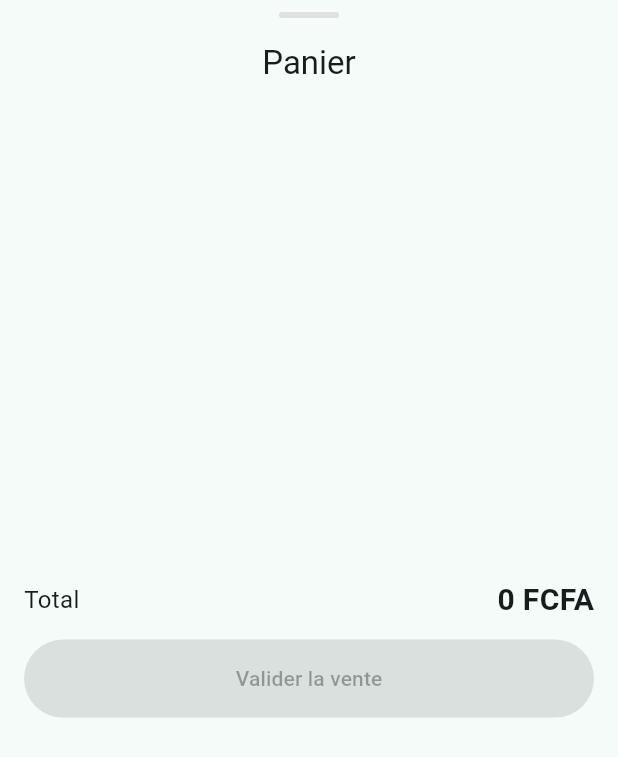
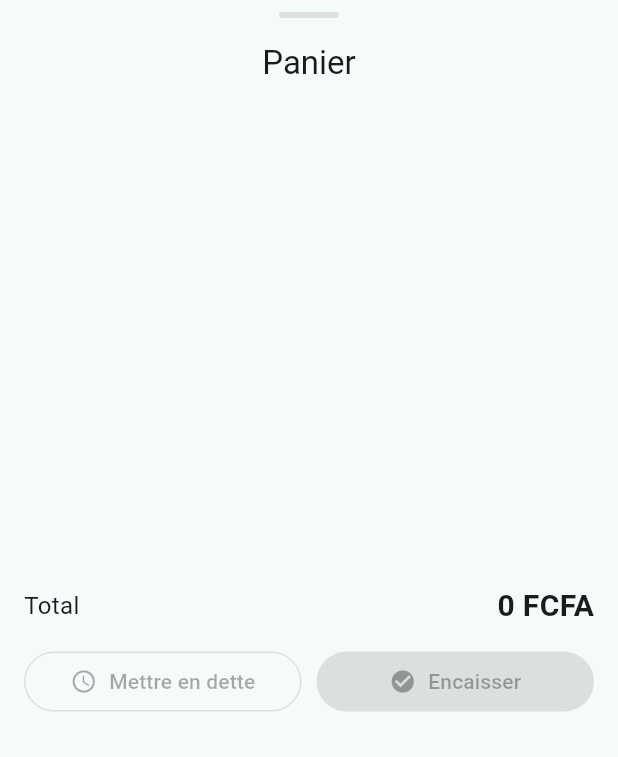
Before and after one commit to Monson-md/DjassaGo, a Flutter app: the PanierBottomSheet widget shown alone on an empty page, opened directly, on a phone screen of 412 x 824 dp. Shown: the top 757 px of the screen. Run offline on Flutter 3.47's test engine with Material 3 defaults, Android fonts, the phone set to English and light mode, and no system bars; our stand-ins replace country_picker, hive, hive_flutter, share_plus; missing offline and left inert: file_selector; accounts and stored records are empty.

Commit message:
feat : vente a credit reliee au carnet de dettes (Phase 3)
Panier : deux actions de validation, Encaisser et Mettre en dette
(selection d'un client existant ou saisie rapide). Transaction gagne
modePaiement (especes/credit/mobileMoney) et Dette gagne transactionId
pour les relier. Nouveau modele PaiementDette pour l'historique des
paiements partiels, utilise pour distinguer le CA du jour (reconnu a
la vente) des encaissements du jour (argent recu) sur le tableau de
bord de l'ecran Caisse.

Co-Authored-By: Claude Sonnet 5 <noreply@anthropic.com>

```diff
--- a/lib/config/hive_boxes.dart
+++ b/lib/config/hive_boxes.dart
@@ -7,6 +7,7 @@ class HiveBoxes {
   static const String dettes = 'dettes_box';
   static const String devises = 'devises_box';
   static const String parametres = 'parametres_box';
+  static const String paiementsDette = 'paiements_dette_box';
 }
 
 /// Clés utilisées dans la box [HiveBoxes.parametres].
--- a/lib/models/dette.dart
+++ b/lib/models/dette.dart
@@ -56,6 +56,12 @@ class Dette extends HiveObject {
   @HiveField(11, defaultValue: 0)
   int montantInitialMineur;
 
+  /// Id de la [Transaction] à l'origine de cette dette, si elle provient
+  /// d'une vente à crédit (bouton « Mettre en dette » du panier). `null`
+  /// pour une dette saisie manuellement depuis le carnet.
+  @HiveField(12)
+  String? transactionId;
+
   Dette({
     required this.id,
     required this.nomClient,
@@ -69,6 +75,7 @@ class Dette extends HiveObject {
     this.synchronise = false,
     int? montantDuMineur,
     int? montantInitialMineur,
+    this.transactionId,
   })  : montantInitial = montantInitial ?? montantDu,
         montantDuMineur = montantDuMineur ??
             versUnitesMineures(montantDu, decimalesPourCodeIso(devise)),
@@ -114,6 +121,7 @@ class Dette extends HiveObject {
         'synchronise': synchronise,
         'montantDuMineur': montantDuMineur,
         'montantInitialMineur': montantInitialMineur,
+        'transactionId': transactionId,
       };
 
   factory Dette.depuisJson(Map<String, dynamic> json) => Dette(
@@ -129,5 +137,6 @@ class Dette extends HiveObject {
         synchronise: json['synchronise'] as bool? ?? false,
         montantDuMineur: json['montantDuMineur'] as int?,
         montantInitialMineur: json['montantInitialMineur'] as int?,
+        transactionId: json['transactionId'] as String?,
       );
 }
--- /dev/null
+++ b/lib/models/mode_paiement.dart
@@ -0,0 +1,16 @@
+import 'package:hive/hive.dart';
+
+part 'mode_paiement.g.dart';
+
+/// Moyen par lequel une [Transaction] a été réglée. `credit` signifie que
+/// la vente est actée (voir CaisseService) mais qu'aucun argent n'a
+/// encore été encaissé : une Dette liée est créée dans ce cas.
+@HiveType(typeId: 6)
+enum ModePaiement {
+  @HiveField(0)
+  especes,
+  @HiveField(1)
+  credit,
+  @HiveField(2)
+  mobileMoney,
+}
--- /dev/null
+++ b/lib/models/paiement_dette.dart
@@ -0,0 +1,60 @@
+import 'package:hive/hive.dart';
+
+import '../utils/devises_disponibles.dart';
+import '../utils/money.dart';
+
+part 'paiement_dette.g.dart';
+
+/// Historique d'un paiement partiel ou total effectué contre une [Dette]
+/// (via DetteService.enregistrerPaiement). Contrairement à `Dette.montantDu`
+/// qui ne garde que le solde courant, chaque enregistrement ici trace un
+/// encaissement daté et immuable — nécessaire pour distinguer le chiffre
+/// d'affaires (reconnu à la vente) des encaissements réels du jour.
+@HiveType(typeId: 7)
+class PaiementDette extends HiveObject {
+  @HiveField(0)
+  String id;
+
+  @HiveField(1)
+  String detteId;
+
+  @HiveField(2)
+  double montant;
+
+  @HiveField(3)
+  DateTime date;
+
+  @HiveField(4)
+  String devise;
+
+  @HiveField(5, defaultValue: 0)
+  int montantMineur;
+
+  PaiementDette({
+    required this.id,
+    required this.detteId,
+    required this.montant,
+    required this.date,
+    required this.devise,
+    int? montantMineur,
+  }) : montantMineur = montantMineur ??
+            versUnitesMineures(montant, decimalesPourCodeIso(devise));
+
+  Map<String, dynamic> versJson() => {
+        'id': id,
+        'detteId': detteId,
+        'montant': montant,
+        'date': date.toIso8601String(),
+        'devise': devise,
+        'montantMineur': montantMineur,
+      };
+
+  factory PaiementDette.depuisJson(Map<String, dynamic> json) => PaiementDette(
+        id: json['id'] as String,
+        detteId: json['detteId'] as String,
+        montant: (json['montant'] as num).toDouble(),
+        date: DateTime.parse(json['date'] as String),
+        devise: json['devise'] as String,
+        montantMineur: json['montantMineur'] as int?,
+      );
+}
--- a/lib/models/transaction.dart
+++ b/lib/models/transaction.dart
@@ -3,6 +3,7 @@ import 'package:hive/hive.dart';
 import '../utils/devises_disponibles.dart';
 import '../utils/money.dart';
 import 'item_vendu.dart';
+import 'mode_paiement.dart';
 
 part 'transaction.g.dart';
 
@@ -41,6 +42,12 @@ class Transaction extends HiveObject {
   @HiveField(8, defaultValue: 0)
   int beneficeNetMineur;
 
+  /// Moyen de règlement de la vente. Valeur par défaut `especes` pour les
+  /// transactions enregistrées avant l'introduction de ce champ — elles
+  /// n'existaient qu'au comptant, aucune vente à crédit n'était possible.
+  @HiveField(9, defaultValue: ModePaiement.especes)
+  ModePaiement modePaiement;
+
   Transaction({
     required this.id,
     required this.date,
@@ -51,6 +58,7 @@ class Transaction extends HiveObject {
     this.synchronise = false,
     int? montantTotalMineur,
     int? beneficeNetMineur,
+    this.modePaiement = ModePaiement.especes,
   })  : montantTotalMineur = montantTotalMineur ??
             versUnitesMineures(montantTotal, decimalesPourCodeIso(devise)),
         beneficeNetMineur = beneficeNetMineur ??
@@ -88,6 +96,7 @@ class Transaction extends HiveObject {
         'synchronise': synchronise,
         'montantTotalMineur': montantTotalMineur,
         'beneficeNetMineur': beneficeNetMineur,
+        'modePaiement': modePaiement.name,
       };
 
   factory Transaction.depuisJson(Map<String, dynamic> json) => Transaction(
@@ -102,5 +111,8 @@ class Transaction extends HiveObject {
         synchronise: json['synchronise'] as bool? ?? false,
         montantTotalMineur: json['montantTotalMineur'] as int?,
         beneficeNetMineur: json['beneficeNetMineur'] as int?,
+        modePaiement: json['modePaiement'] == null
+            ? ModePaiement.especes
+            : ModePaiement.values.byName(json['modePaiement'] as String),
       );
 }
--- a/lib/screens/caisse/panier_bottom_sheet.dart
+++ b/lib/screens/caisse/panier_bottom_sheet.dart
@@ -1,11 +1,14 @@
 import 'package:flutter/material.dart';
 import 'package:provider/provider.dart';
 
+import '../../models/mode_paiement.dart';
 import '../../models/transaction.dart' as model;
 import '../../providers/caisse_provider.dart';
 import '../../providers/currency_provider.dart';
 import '../../providers/produit_provider.dart';
 import '../../utils/money.dart';
+import '../../widgets/boutons_caisse.dart';
+import 'mettre_en_dette_sheet.dart';
 
 /// Contenu du panier avant validation de la vente.
 /// Renvoie `true` via Navigator.pop si une vente a été finalisée.
@@ -39,17 +42,37 @@ class _PanierBottomSheetState extends State<PanierBottomSheet> {
     }
   }
 
+  Future<void> _mettreEnDette() async {
+    final transaction = await showModalBottomSheet<model.Transaction>(
+      context: context,
+      isScrollControlled: true,
+      shape: const RoundedRectangleBorder(
+        borderRadius: BorderRadius.vertical(top: Radius.circular(20)),
+      ),
+      builder: (_) => const MettreEnDetteSheet(),
+    );
+    if (transaction == null || !mounted) return;
+    context.read<ProduitProvider>().charger();
+    Navigator.of(context).pop(true);
+    _afficherRecu(transaction);
+  }
+
   void _afficherRecu(model.Transaction transaction) {
     final devise = context.read<CurrencyProvider>().devise;
+    final estCredit = transaction.modePaiement == ModePaiement.credit;
     showDialog(
       context: context,
       builder: (ctx) => AlertDialog(
-        icon: const Icon(Icons.check_circle, color: Colors.green, size: 40),
-        title: const Text('Vente enregistrée'),
+        icon: Icon(
+          estCredit ? Icons.schedule : Icons.check_circle,
+          color: estCredit ? Colors.orange : Colors.green,
+          size: 40,
+        ),
+        title: Text(estCredit ? 'Vente mise en dette' : 'Vente enregistrée'),
         content: Column(
           mainAxisSize: MainAxisSize.min,
           children: [
-            Text('Total encaissé : ${formaterMontantMineur(
+            Text('${estCredit ? 'Montant dû' : 'Total encaissé'} : ${formaterMontantMineur(
               transaction.montantTotalMineur,
               decimales: devise.decimales,
               symbole: devise.symbole,
@@ -168,24 +191,39 @@ class _PanierBottomSheetState extends State<PanierBottomSheet> {
                         ],
                       ),
                       const SizedBox(height: 12),
-                      SizedBox(
-                        width: double.infinity,
-                        child: FilledButton(
+                      Row(
+                        children: [
+                          Expanded(
+                            child: BoutonFantome(
+                              texte: 'Mettre en dette',
+                              icone: Icons.schedule,
                               onPressed: panier.isEmpty || _validationEnCours
                                   ? null
-                              : _validerVente,
-                          style: FilledButton.styleFrom(
-                            padding: const EdgeInsets.symmetric(vertical: 16),
+                                  : _mettreEnDette,
                             ),
+                          ),
+                          const SizedBox(width: 10),
+                          Expanded(
                             child: _validationEnCours
                                 ? const SizedBox(
+                                    height: 48,
+                                    child: Center(
+                                      child: SizedBox(
                                         width: 20,
                                         height: 20,
                                         child: CircularProgressIndicator(
-                                      strokeWidth: 2, color: Colors.white),
+                                            strokeWidth: 2),
+                                      ),
+                                    ),
                                   )
-                              : const Text('Valider la vente'),
+                                : BoutonPrincipal(
+                                    texte: 'Encaisser',
+                                    icone: Icons.check_circle,
+                                    onPressed:
+                                        panier.isEmpty ? null : _validerVente,
                                   ),
+                          ),
+                        ],
                       ),
                     ],
                   ),
--- a/lib/services/hive_service.dart
+++ b/lib/services/hive_service.dart
@@ -5,6 +5,8 @@ import '../config/hive_boxes.dart';
 import '../models/devise.dart';
 import '../models/dette.dart';
 import '../models/item_vendu.dart';
+import '../models/mode_paiement.dart';
+import '../models/paiement_dette.dart';
 import '../models/produit.dart';
 import '../models/transaction.dart' as model;
 
@@ -31,6 +33,8 @@ class HiveService {
     _registerAdapterSiAbsent(3, model.TransactionAdapter());
     _registerAdapterSiAbsent(4, StatutDetteAdapter());
     _registerAdapterSiAbsent(5, DetteAdapter());
+    _registerAdapterSiAbsent(6, ModePaiementAdapter());
+    _registerAdapterSiAbsent(7, PaiementDetteAdapter());
 
     // La box de paramètres est ouverte en premier et seule : elle stocke
     // des types primitifs (bool/String/int), jamais d'objets Hive
@@ -59,6 +63,7 @@ class HiveService {
       Hive.openBox<model.Transaction>(HiveBoxes.transactions),
       Hive.openBox<Dette>(HiveBoxes.dettes),
       Hive.openBox<Devise>(HiveBoxes.devises),
+      Hive.openBox<PaiementDette>(HiveBoxes.paiementsDette),
     ]);
 
     _initialise = true;
@@ -79,5 +84,8 @@ class HiveService {
 
   static Box<Devise> get devisesBox => Hive.box<Devise>(HiveBoxes.devises);
 
+  static Box<PaiementDette> get paiementsDetteBox =>
+      Hive.box<PaiementDette>(HiveBoxes.paiementsDette);
+
   static Box get parametresBox => Hive.box(HiveBoxes.parametres);
 }
```
Also changed, not shown: lib/providers/caisse_provider.dart (+18 -0 lines), lib/screens/caisse/caisse_screen.dart (+20 -2 lines), lib/screens/caisse/mettre_en_dette_sheet.dart (added, +148 -0 lines), lib/services/backup_service.dart (+11 -0 lines), lib/services/caisse_service.dart (+67 -2 lines), lib/services/dette_service.dart (+24 -0 lines), lib/models/dette.g.dart, lib/models/mode_paiement.g.dart (added), lib/models/paiement_dette.g.dart (added), lib/models/transaction.g.dart, 4 other files. Lines whose indentation alone changed are shown as unchanged.
